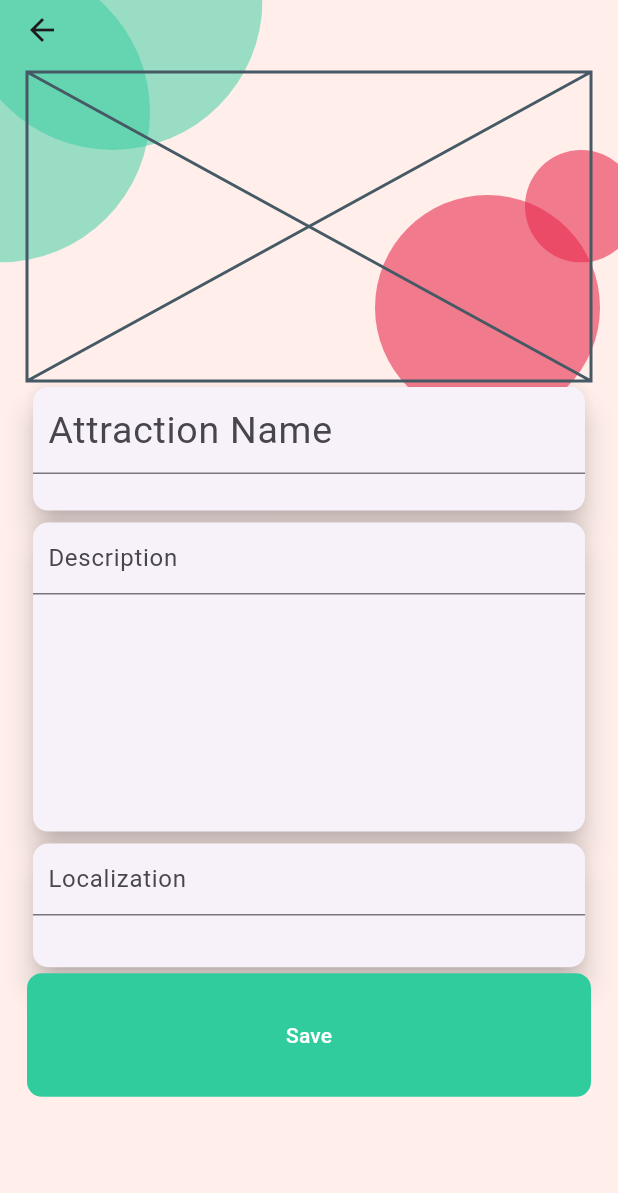
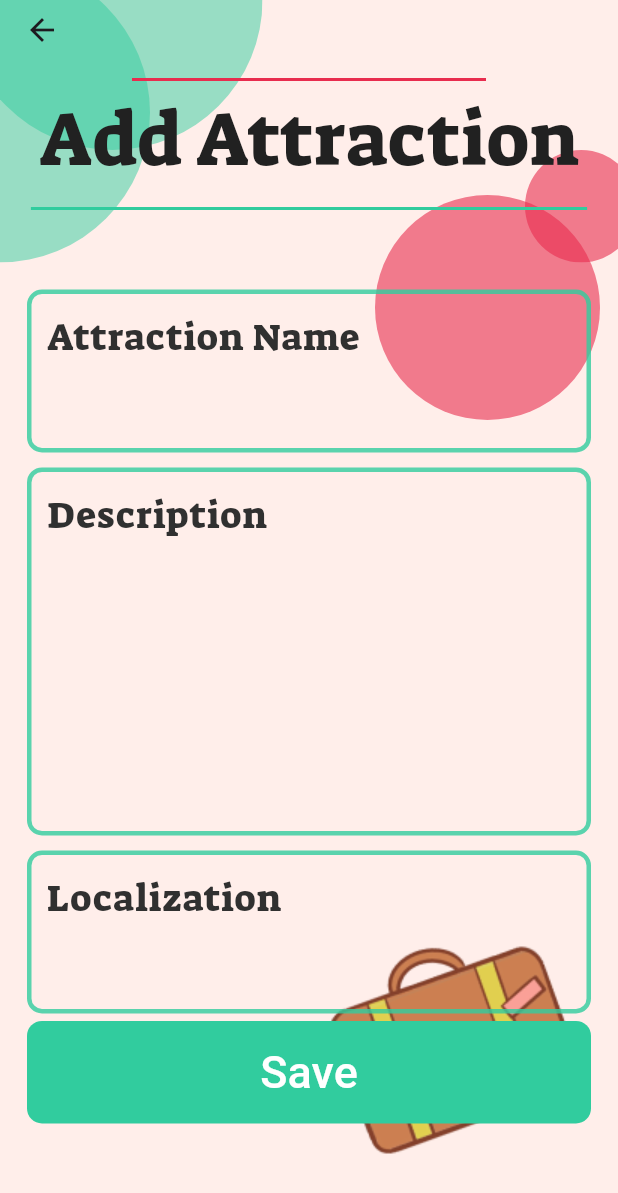
Before and after one commit to KamilTaras/tyskacz, a Flutter app: the NavBarClass screen opened directly, after a tap on "Create an Attraction", on a phone screen of 412 x 824 dp. Shown: the top 1193 px of the screen. Run offline on Flutter 3.47's test engine with Material 3 defaults, Android fonts, the light colour scheme and no system bars; our stand-ins replace flutter_map, latlong2, sqflite; missing offline and left inert: geocode, ical, window_manager; accounts and stored records are empty; network calls fail.

Commit message:
changed attraction creation page and changed the icons in navbar

```diff
--- a/lib/Pages/AuthorisationPages/widgetClasses.dart
+++ b/lib/Pages/AuthorisationPages/widgetClasses.dart
@@ -1,4 +1,5 @@
 import 'package:flutter/material.dart';
+import '../../Utils/Theme/colors.dart';
 
 
 class InputField extends StatelessWidget {
@@ -15,7 +16,7 @@ class InputField extends StatelessWidget {
           hintText: name,
           labelText: name,
           border: OutlineInputBorder(
-            borderSide: BorderSide(color: Colors.black),
+            borderSide: BorderSide(color: mainGreen),
             borderRadius: BorderRadius.all(Radius.circular(9)),
           ),
         ),
--- a/lib/Pages/NavBarPages/navBar.dart
+++ b/lib/Pages/NavBarPages/navBar.dart
@@ -55,11 +55,11 @@ class _NavBarClassState extends State<NavBarClass> {
                 label: "Home",
               ),
               BottomNavigationBarItem(
-                icon: Icon(Icons.star),
+                icon: Icon(Icons.book_outlined),
                 label: "Plans",
               ),
               BottomNavigationBarItem(
-                icon: Icon(Icons.access_time_sharp),
+                icon: Icon(Icons.castle_outlined),
                 label: "Attractions",
               ),
               BottomNavigationBarItem(
--- a/lib/Pages/attractionCreatorPage.dart
+++ b/lib/Pages/attractionCreatorPage.dart
@@ -35,12 +35,13 @@ class _AttractionCreationPageState extends State<AttractionCreationPage> {
   Widget build(BuildContext context) {
     final double screenHeight = MediaQuery.of(context).size.height;
     final double screenWidth = MediaQuery.of(context).size.width;
-    final double smallInputHeight = screenHeight * 0.1;
-    final double descriptionHeight = screenHeight * 0.25;
-    final double buttonHeight = screenHeight * 0.1;
+    final double space = screenHeight - Constant.titleHeight;
+    final double smallInputHeight = space * 0.15;
+    final double descriptionHeight = space * 0.35;
+    final double buttonHeight = space * 0.1;
 
     return Stack(children: [
-      Background(),
+      BackgroundSuitcase(),
       Scaffold(
         backgroundColor: Colors.transparent,
         appBar: PreferredSize(
@@ -60,29 +61,24 @@ class _AttractionCreationPageState extends State<AttractionCreationPage> {
                   mainAxisAlignment: MainAxisAlignment.spaceBetween,
                   children: <Widget>[
                     //TODO: insert pic
-                    Placeholder(
-                      fallbackHeight: screenHeight * 0.25,
-                    ),
+                   CreateTitle(screenWidth: screenWidth, title: 'Add Attraction'),
                     // SizedBox(height: sizedBoxHeight),
                     AttractionTextField(
                         controller: _nameController,
                         hintText: 'Attraction Name',
                         height: smallInputHeight,
-                        fontSize: 25,
                         maxLines: 2),
                     // SizedBox(height: sizedBoxHeight),
                     AttractionTextField(
                         controller: _descriptionController,
                         hintText: 'Description',
                         height: descriptionHeight,
-                        fontSize: 16,
                         maxLines: 12),
                     // SizedBox(height: sizedBoxHeight),
                     AttractionTextField(
                         controller: _localizationController,
                         hintText: 'Localization',
-                        height: smallInputHeight,
-                        fontSize: 16),
+                        height: smallInputHeight),
                     // SizedBox(height: sizedBoxHeight),
                     Container(
                       height: buttonHeight,
@@ -138,7 +134,7 @@ class _AttractionCreationPageState extends State<AttractionCreationPage> {
                             print(e);
                           }
                         },
-                        child: Text('Save'),
+                        child: Text('Save', style: TextStyle(fontSize: 30),),
                       ),
                     ),
                   ],
@@ -156,14 +152,13 @@ class AttractionTextField extends StatefulWidget {
   final TextEditingController controller;
   final String hintText;
   final double height;
-  final double fontSize;
+  final double fontSize = 25;
   final int? maxLines;
 
   AttractionTextField({
     required this.controller,
     required this.hintText,
     required this.height,
-    required this.fontSize,
     this.maxLines = 1,
   });
 
@@ -174,26 +169,31 @@ class AttractionTextField extends StatefulWidget {
 class _AttractionTextFieldState extends State<AttractionTextField> {
   @override
   Widget build(BuildContext context) {
-    return Card(
-      elevation: 8.0, // Adjust the elevation as needed
-      shape: RoundedRectangleBorder(
-        borderRadius:
-            BorderRadius.circular(10.0), // Adjust the border radius as needed
+    return Padding(
+      padding: const EdgeInsets.symmetric(vertical: 5),
+      child: Container(
+        decoration: BoxDecoration(
+          borderRadius: BorderRadius.circular(10.0),
+            border: Border.all(
+                color: mainGreen.withOpacity(0.8),
+                width: 3.0),// Adjust the opacity as needed
         ),
         child: Container(
           height: widget.height,
           child: TextField(
             controller: widget.controller,
-          style: TextStyle(fontSize: widget.fontSize),
+            style: TextStyle(fontSize: widget.fontSize, color: Colors.black),
             decoration: InputDecoration(
               hintText: widget.hintText,
-            // border: OutlineInputBorder(),
+              hintStyle: TextStyle(color: Colors.grey[850], fontFamily: 'MainFont'),
+              border: InputBorder.none,
               contentPadding: EdgeInsets.symmetric(vertical: 10, horizontal: 10),
             ),
             maxLines: null,
             minLines: 1,
           ),
         ),
+      ),
     );
   }
 }
--- a/lib/Pages/uiElements.dart
+++ b/lib/Pages/uiElements.dart
@@ -131,8 +131,8 @@ class BackgroundSuitcase extends StatelessWidget {
       children: [
         Background(),
         Positioned(
-          bottom: 40,
-          left: 20,
+          bottom: 50,
+          right: 20,
             child: Container(
               child: Image.asset(
                 'assets/photos/suitcase.png', // Replace with your image asset path
```
Lines whose indentation alone changed are shown as unchanged.
